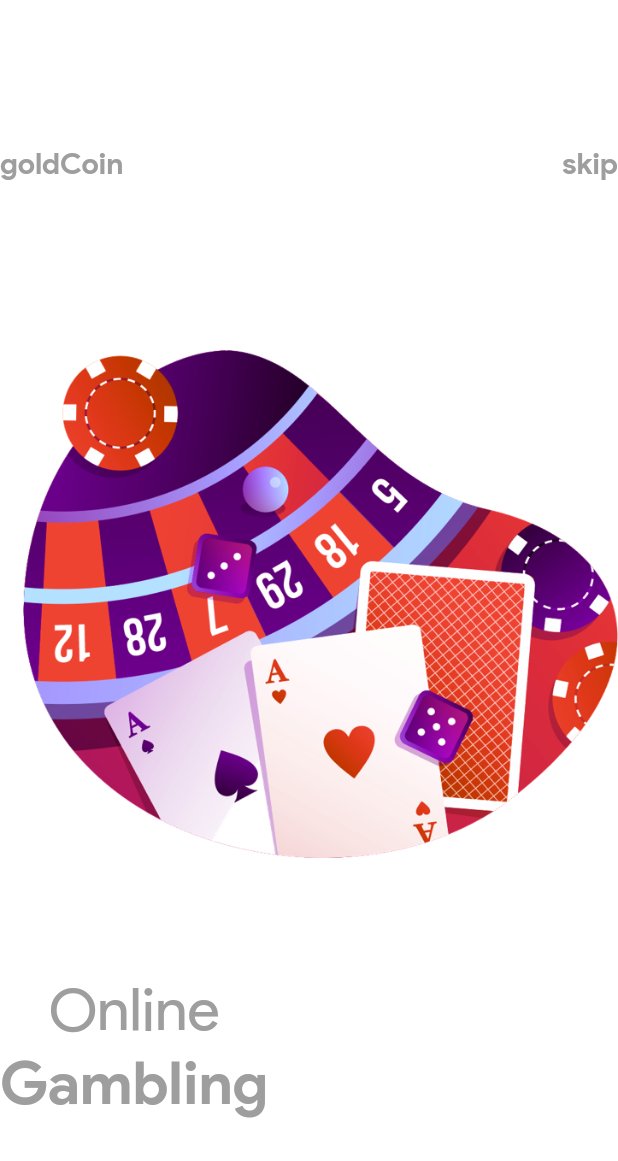
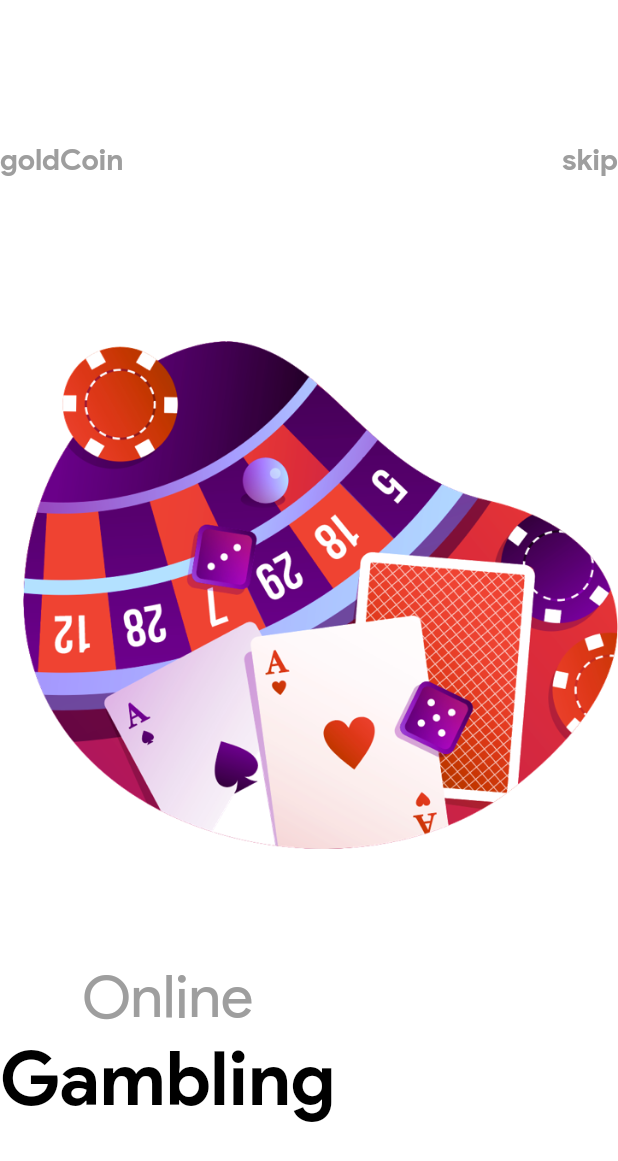
Before and after one commit to mohamedbrahimi/liquidSwipeAnimation_flutter, a Flutter app: the screen it shows after launch, on a phone screen of 412 x 824 dp. Shown: the top 1161 px of the screen. Run offline on Flutter 3.47's test engine with Material 2 defaults, Android fonts, the phone set to English and light mode, and no system bars; drawn by our look-alikes of liquid_swipe.

Commit message:
changed fontSize from 40.0 to 50.0

```diff
--- a/lib/main.dart
+++ b/lib/main.dart
@@ -15,8 +15,8 @@ class MyApp extends StatelessWidget {
   TextStyle(fontSize: 40.0, color: Colors.grey, fontFamily: "Product Sans");
 
   static const TextStyle boldStyle = TextStyle(
-      fontSize: 40.0,
-      color: Colors.grey,
+      fontSize: 50.0,
+      color: Colors.black,
       fontFamily: "Product Sans",
       fontWeight: FontWeight.bold);
 
```
